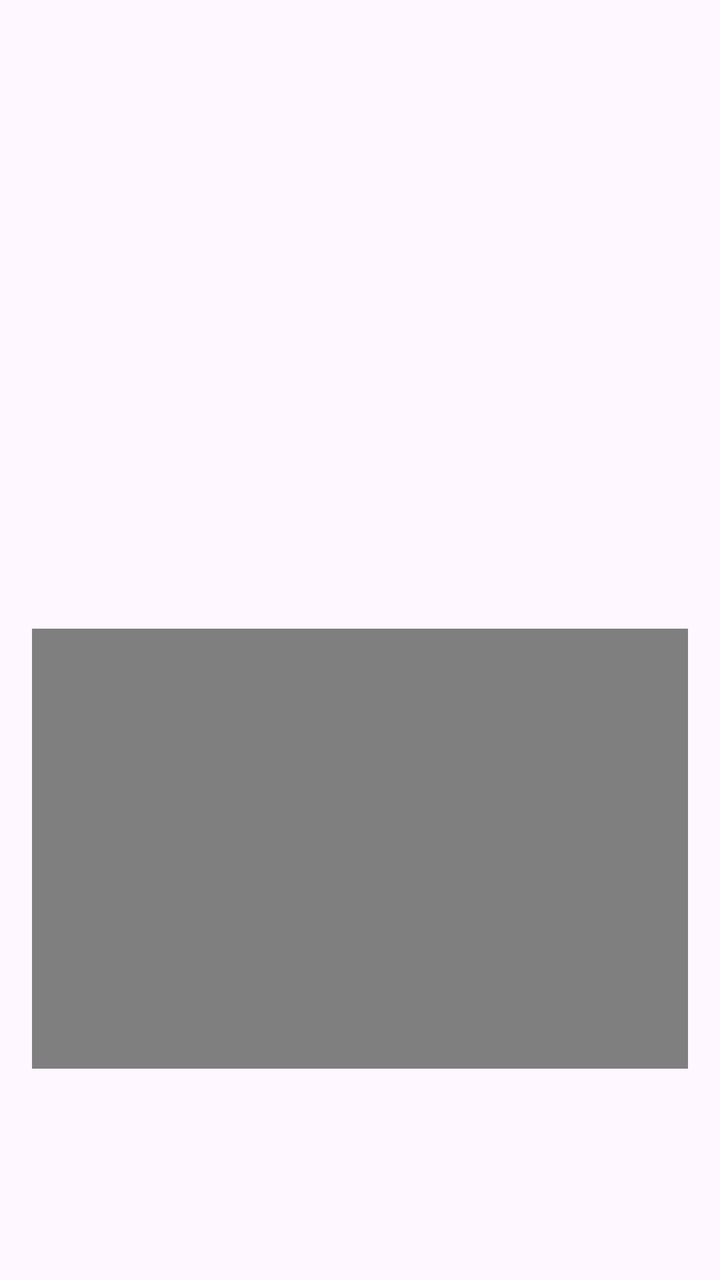
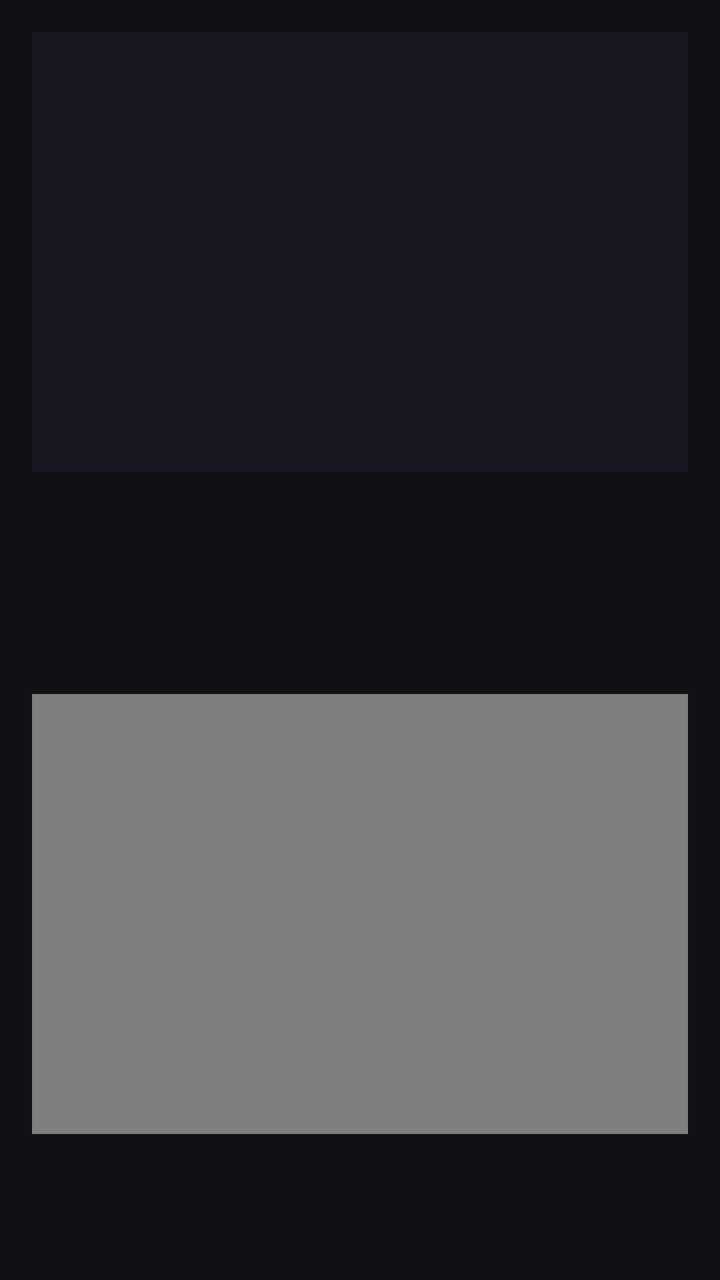

Two renders of the same Android screen: before a commit and after it. Below are the layout's source before the change and the commit's diff.
<!-- AndroidManifest.xml: application theme Theme.Csapp -->
<!-- res/layout/activity_highlight_detail.xml -->
<?xml version="1.0" encoding="utf-8"?>
<ScrollView xmlns:android="http://schemas.android.com/apk/res/android"
    android:layout_width="match_parent"
    android:layout_height="match_parent"
    android:padding="16dp">

    <LinearLayout
        android:layout_width="match_parent"
        android:layout_height="wrap_content"
        android:orientation="vertical">

        <ImageView
            android:id="@+id/imgHighlightDetail"
            android:layout_width="match_parent"
            android:layout_height="200dp"
            android:scaleType="centerCrop"
            android:contentDescription="Imagem do highlight" />

        <TextView
            android:id="@+id/tvHighlightNameDetail"
            android:layout_width="match_parent"
            android:layout_height="wrap_content"
            android:textStyle="bold"
            android:textSize="18sp"
            android:layout_marginTop="8dp" />

        <TextView
            android:id="@+id/tvHighlightInfoDetail"
            android:layout_width="match_parent"
            android:layout_height="wrap_content"
            android:layout_marginTop="4dp" />

        <TextView
            android:id="@+id/tvHighlightDescDetail"
            android:layout_width="match_parent"
            android:layout_height="wrap_content"
            android:layout_marginTop="8dp" />

        
        <VideoView
            android:id="@+id/videoHighlight"
            android:layout_width="match_parent"
            android:layout_height="220dp"
            android:layout_marginTop="16dp" />

    </LinearLayout>
</ScrollView>
<!-- resources referenced by this layout -->
<resources>
  <style name="Theme.Csapp" parent="Base.Theme.Csapp" />
  <style name="Base.Theme.Csapp" parent="Theme.Material3.DayNight.NoActionBar">
          
          
      </style>
</resources>

<!-- the commit's change to res/layout/activity_highlight_detail.xml (unified diff, before → after) -->
@@ -2,41 +2,47 @@
 <ScrollView xmlns:android="http://schemas.android.com/apk/res/android"
     android:layout_width="match_parent"
     android:layout_height="match_parent"
-    android:padding="16dp">
+    android:background="#101015">
 
     <LinearLayout
         android:layout_width="match_parent"
         android:layout_height="wrap_content"
-        android:orientation="vertical">
+        android:orientation="vertical"
+        android:padding="16dp">
 
         <ImageView
             android:id="@+id/imgHighlightDetail"
             android:layout_width="match_parent"
-            android:layout_height="200dp"
-            android:scaleType="centerCrop"
-            android:contentDescription="Imagem do highlight" />
+            android:layout_height="220dp"
+            android:adjustViewBounds="true"
+            android:scaleType="fitCenter"
+            android:background="#181822" />
 
         <TextView
-            android:id="@+id/tvHighlightNameDetail"
+            android:id="@+id/tvHighlightDetailName"
             android:layout_width="match_parent"
             android:layout_height="wrap_content"
+            android:textColor="#FFFFFF"
+            android:textSize="20sp"
             android:textStyle="bold"
-            android:textSize="18sp"
-            android:layout_marginTop="8dp" />
+            android:paddingTop="12dp" />
 
         <TextView
-            android:id="@+id/tvHighlightInfoDetail"
+            android:id="@+id/tvHighlightDetailInfo"
             android:layout_width="match_parent"
             android:layout_height="wrap_content"
-            android:layout_marginTop="4dp" />
+            android:textColor="#BBBBBB"
+            android:textSize="14sp"
+            android:paddingTop="6dp" />
 
         <TextView
-            android:id="@+id/tvHighlightDescDetail"
+            android:id="@+id/tvHighlightDetailDescription"
             android:layout_width="match_parent"
             android:layout_height="wrap_content"
-            android:layout_marginTop="8dp" />
+            android:textColor="#DDDDDD"
+            android:textSize="14sp"
+            android:paddingTop="12dp" />
 
-        
         <VideoView
             android:id="@+id/videoHighlight"
             android:layout_width="match_parent"
